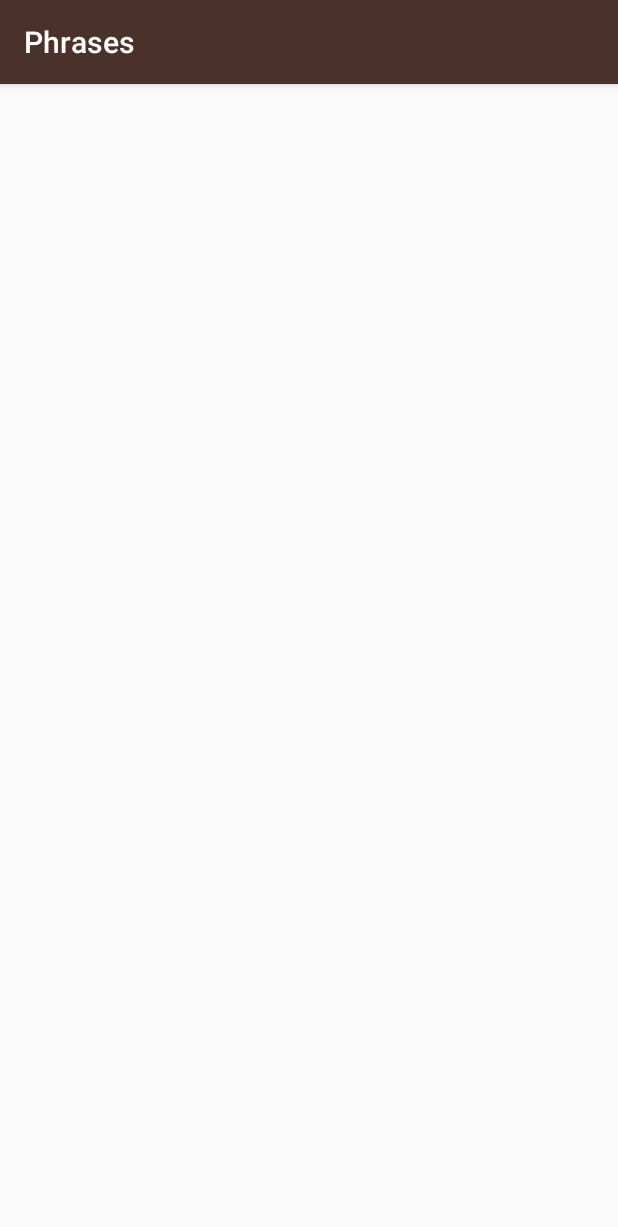
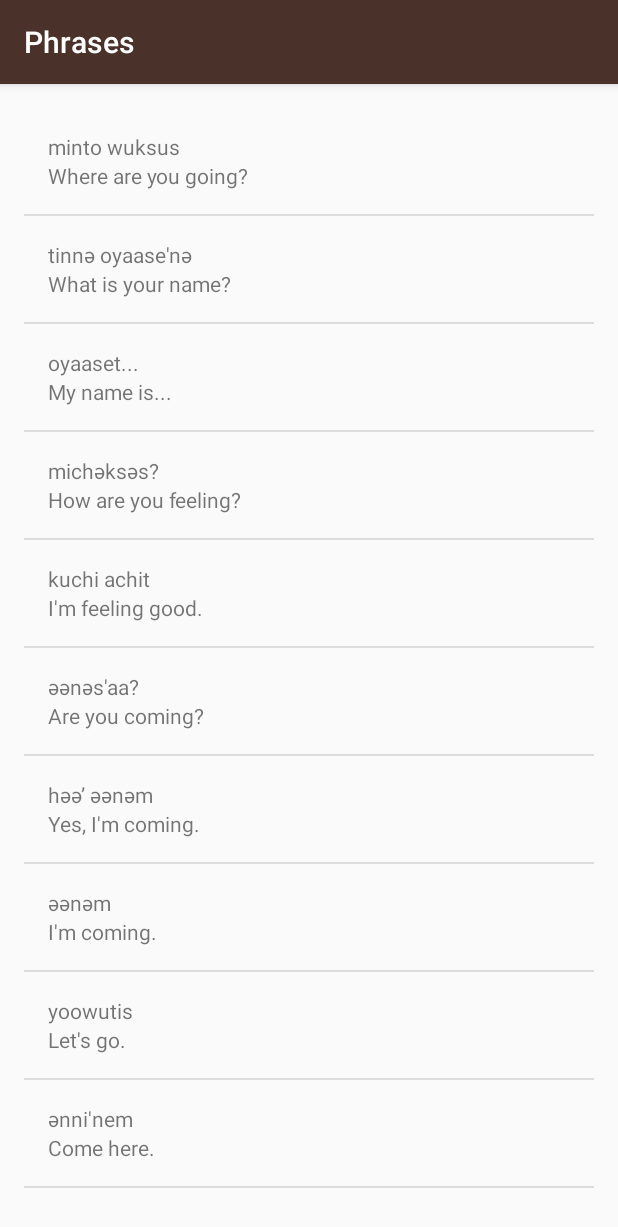
Before and after one commit to vbirdchong/udcMiwork, an Android app: the PhrasesActivity screen opened directly, with no data from a screen before it, on a phone screen of 412 x 824 dp. Shown: the top 1227 px of the screen. Run offline under Robolectric (Android 15) with nearby library versions, the phone set to English and light mode, and no system bars.

Commit message:
rename the activity_numbers.xml to word_list.xml, use the word_list complete the color,family,number,phrases activity

```diff
--- a/app/src/main/java/com/example/android/miwok/ColorsActivity.java
+++ b/app/src/main/java/com/example/android/miwok/ColorsActivity.java
@@ -15,7 +15,7 @@
     @Override
     protected void onCreate(Bundle savedInstanceState) {
         super.onCreate(savedInstanceState);
-        setContentView(R.layout.activity_colors);
+        setContentView(R.layout.word_list);
 
         ArrayList<Word> words = new ArrayList<Word>();
         words.add(new Word("red", "weṭeṭṭi"));
@@ -29,7 +29,7 @@
 
         WordAdapter itemsAdapter = new WordAdapter(this, words);
 
-        ListView listView = (ListView) findViewById(R.id.list_colors);
+        ListView listView = (ListView) findViewById(R.id.list);
 
         listView.setAdapter(itemsAdapter);
     }
--- a/app/src/main/java/com/example/android/miwok/NumbersActivity.java
+++ b/app/src/main/java/com/example/android/miwok/NumbersActivity.java
@@ -15,7 +15,7 @@
     @Override
     protected void onCreate(Bundle savedInstanceState) {
         super.onCreate(savedInstanceState);
-        setContentView(R.layout.activity_numbers);
+        setContentView(R.layout.word_list);
 
         ArrayList<Word> words = new ArrayList<Word>();
         words.add(new Word("one", "lutti"));
--- a/app/src/main/java/com/example/android/miwok/PhrasesActivity.java
+++ b/app/src/main/java/com/example/android/miwok/PhrasesActivity.java
@@ -2,6 +2,9 @@
 
 import android.os.Bundle;
 import android.support.v7.app.AppCompatActivity;
+import android.widget.ListView;
+
+import java.util.ArrayList;
 
 /**
  * Created by chong chen on 2017/8/9.
@@ -12,6 +15,24 @@
     @Override
     protected void onCreate(Bundle savedInstanceState) {
         super.onCreate(savedInstanceState);
-        setContentView(R.layout.activity_phrases);
+        setContentView(R.layout.word_list);
+
+        ArrayList<Word> words = new ArrayList<Word>();
+        words.add(new Word("Where are you going?", "minto wuksus"));
+        words.add(new Word("What is your name?", "tinnә oyaase'nә"));
+        words.add(new Word("My name is...", "oyaaset..."));
+        words.add(new Word("How are you feeling?", "michәksәs?"));
+        words.add(new Word("I'm feeling good.", "kuchi achit"));
+        words.add(new Word("Are you coming?", "әәnәs'aa?"));
+        words.add(new Word("Yes, I'm coming.", "hәә’ әәnәm"));
+        words.add(new Word("I'm coming.", "әәnәm"));
+        words.add(new Word("Let's go.", "yoowutis"));
+        words.add(new Word("Come here.", "әnni'nem"));
+
+        WordAdapter itemsAdapter = new WordAdapter(this, words);
+
+        ListView listView = (ListView) findViewById(R.id.list);
+
+        listView.setAdapter(itemsAdapter);
     }
 }
--- a/app/src/main/res/layout/activity_phrases.xml
+++ /dev/null
@@ -1,12 +0,0 @@
-<?xml version="1.0" encoding="utf-8"?>
-<RelativeLayout xmlns:android="http://schemas.android.com/apk/res/android"
-    xmlns:tools="http://schemas.android.com/tools"
-    android:layout_width="match_parent"
-    android:layout_height="match_parent"
-    android:paddingBottom="@dimen/activity_vertical_margin"
-    android:paddingLeft="@dimen/activity_horizontal_margin"
-    android:paddingRight="@dimen/activity_horizontal_margin"
-    android:paddingTop="@dimen/activity_vertical_margin"
-    tools:context="com.example.android.miwok.PhrasesActivity">
-
-</RelativeLayout>
```
Also changed, not shown: app/src/main/java/com/example/android/miwok/FamilyActivity.java (+22 -1 lines), app/src/main/res/layout/activity_colors.xml (deleted, +0 -14 lines), app/src/main/res/layout/activity_family.xml (deleted, +0 -12 lines), app/src/main/res/layout/word_list.xml (renamed from app/src/main/res/layout/activity_numbers.xml).
